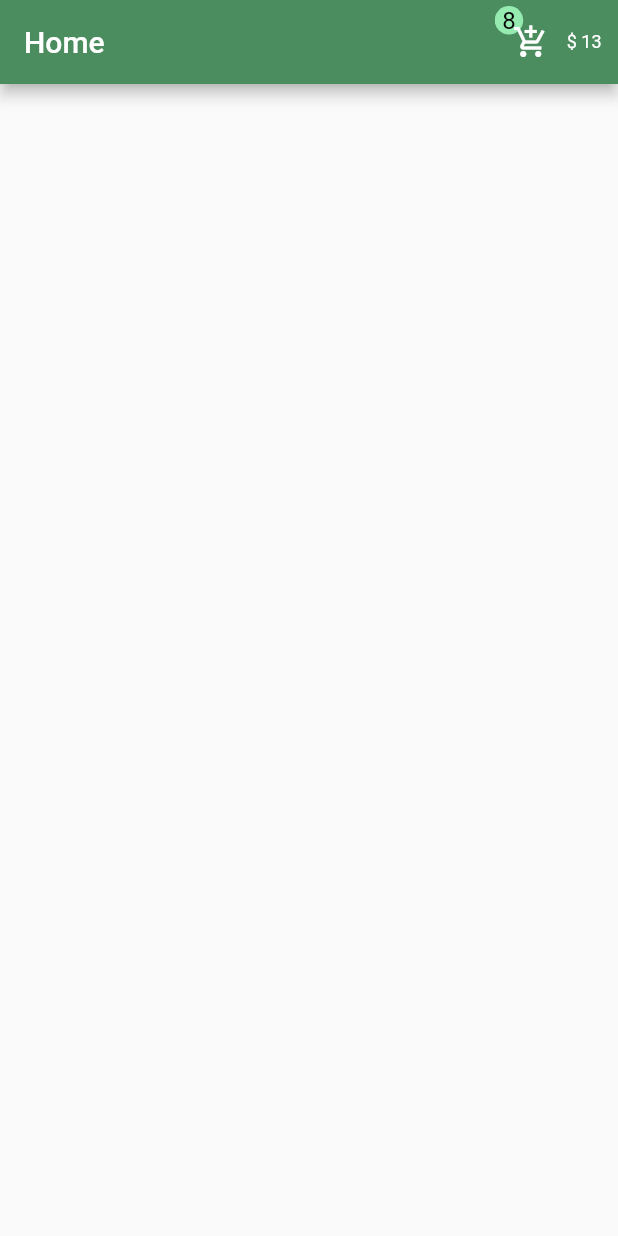
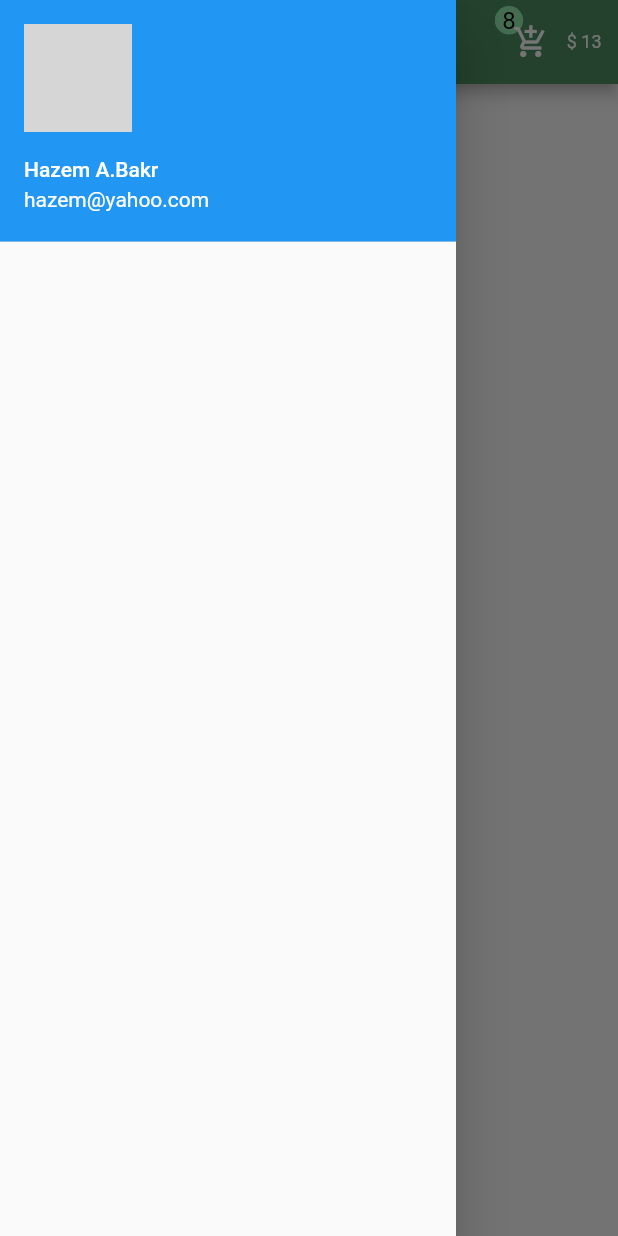
Before and after one commit to Hazem12Bakr/E_commerce_flutter_app, a Flutter app: the screen it shows after launch, with the side drawer open (before the commit the screen has no drawer), on a phone screen of 412 x 824 dp. Run offline on Flutter 3.47's test engine with Material 2 defaults, Android fonts, the phone set to English and light mode, and no system bars; grey boxes are pictures that could not be loaded.

```diff
--- a/lib/pages/home.dart
+++ b/lib/pages/home.dart
@@ -9,6 +9,23 @@ class Home extends StatelessWidget {
   @override
   Widget build(BuildContext context) {
     return Scaffold(
+      drawer: Drawer(
+        child: Column(
+          // ignore: prefer_const_literals_to_create_immutables
+          children: [
+            UserAccountsDrawerHeader(
+              currentAccountPicture: CircleAvatar(
+                  radius: 55,
+                  backgroundImage: AssetImage("assets/img/pic1.jpg")),
+              accountEmail: Text("hazem@yahoo.com"),
+              accountName: Text("Hazem A.Bakr",
+                  style: TextStyle(
+                    color: Color.fromARGB(255, 255, 255, 255),
+                  )),
+            ),
+          ],
+        ),
+      ),
       appBar: AppBar(
         actions: [
           Row(
```
